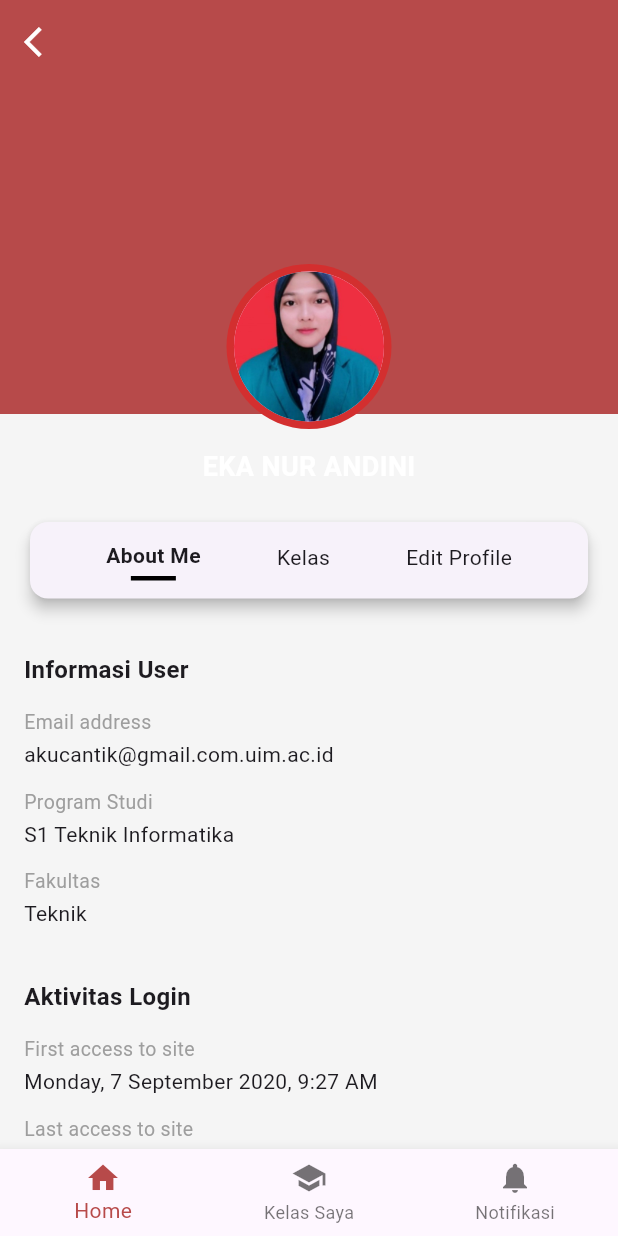
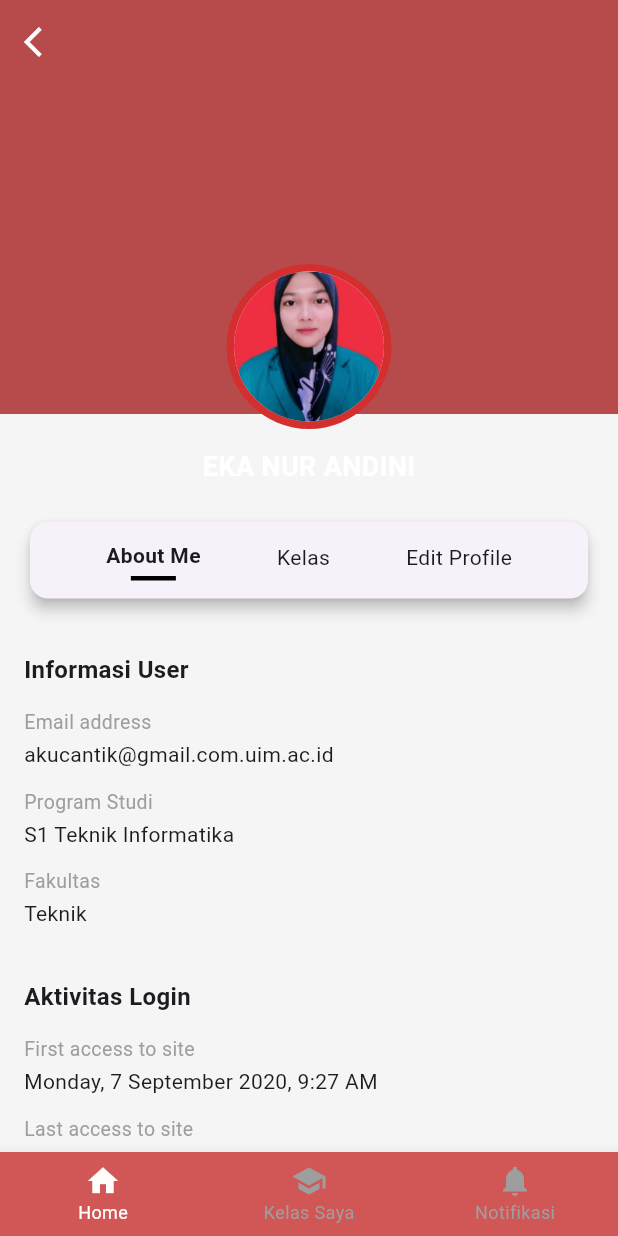
Before and after one commit to ekanurandin/Flutter-Project-Uas-Learning-Management-System, a Flutter app: the HomePage screen opened directly, after a tap on "MAHASISWA", on a phone screen of 412 x 824 dp. Run offline on Flutter 3.47's test engine with Material 3 defaults, Android fonts, the phone set to English and light mode, and no system bars.

Commit message:
memperbaiki tampilan navbar dan buttom logout

```diff
--- a/lib/home page.dart
+++ b/lib/home page.dart
@@ -205,9 +205,9 @@ class HomePage extends StatelessWidget {
           unselectedItemColor: Colors.grey,
           selectedFontSize: 12,
           unselectedFontSize: 12,
-          currentIndex: 0, // aktif di Home
+          currentIndex: 0,
           onTap: (index) {
-            // nanti bisa isi navigasi
+
           },
           items: const [
             BottomNavigationBarItem(
--- a/lib/profile_page.dart
+++ b/lib/profile_page.dart
@@ -108,6 +108,7 @@ class ProfilePage extends StatelessWidget {
                     child: ElevatedButton.icon(
                     style: ElevatedButton.styleFrom(
                       backgroundColor: Colors.red.shade700,
+                      foregroundColor: Colors.white,
                       shape: RoundedRectangleBorder(
                         borderRadius: BorderRadius.circular(12),
                       ),
@@ -127,10 +128,21 @@ class ProfilePage extends StatelessWidget {
       ),
 
 
-      bottomNavigationBar: BottomNavigationBar(
+      bottomNavigationBar: SizedBox(
+        width: 375,
+        height: 56,
+        child: BottomNavigationBar(
+          type: BottomNavigationBarType.fixed,
+          backgroundColor: const Color.fromARGB(255, 209, 87, 87),
+          selectedItemColor: const Color.fromARGB(255, 255, 252, 252),
+          unselectedItemColor: Colors.grey,
+          selectedFontSize: 12,
+          unselectedFontSize: 12,
           currentIndex: 0,
-        selectedItemColor: Color(0xFFB74A4A),
-        items: [
+          onTap: (index) {
+
+          },
+          items: const [
             BottomNavigationBarItem(
               icon: Icon(Icons.home),
               label: 'Home',
@@ -144,6 +156,7 @@ class ProfilePage extends StatelessWidget {
               label: 'Notifikasi',
             ),
           ],
+        ),
       ),
     );
   }
```
Lines whose indentation alone changed are shown as unchanged.
